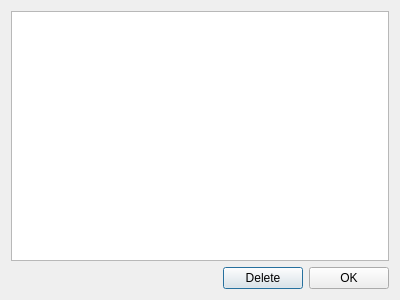
Above: Haushaltsbuch/deletecategorydialog.ui from fschmidt/C--4J before the change. Below: the same form after it.
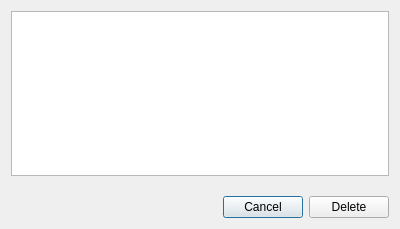
That is the form after the change.

Patch:
```diff
--- a/Haushaltsbuch/deletecategorydialog.ui
+++ b/Haushaltsbuch/deletecategorydialog.ui
@@ -2,12 +2,15 @@
 <ui version="4.0">
  <class>deleteCategoryDialog</class>
  <widget class="QDialog" name="deleteCategoryDialog">
+  <property name="enabled">
+   <bool>true</bool>
+  </property>
   <property name="geometry">
    <rect>
     <x>0</x>
     <y>0</y>
     <width>400</width>
-    <height>300</height>
+    <height>229</height>
    </rect>
   </property>
   <property name="windowTitle">
@@ -15,7 +18,30 @@
   </property>
   <layout class="QVBoxLayout" name="verticalLayout">
    <item>
-    <widget class="QListView" name="listView_Category"/>
+    <widget class="QTableView" name="tableView_Category">
+     <property name="enabled">
+      <bool>true</bool>
+     </property>
+     <property name="selectionMode">
+      <enum>QAbstractItemView::SingleSelection</enum>
+     </property>
+     <property name="selectionBehavior">
+      <enum>QAbstractItemView::SelectRows</enum>
+     </property>
+    </widget>
+   </item>
+   <item>
+    <spacer name="verticalSpacer">
+     <property name="orientation">
+      <enum>Qt::Vertical</enum>
+     </property>
+     <property name="sizeHint" stdset="0">
+      <size>
+       <width>20</width>
+       <height>40</height>
+      </size>
+     </property>
+    </spacer>
    </item>
    <item>
     <widget class="QWidget" name="widget" native="true">
@@ -36,6 +62,13 @@
         </property>
        </spacer>
       </item>
+      <item>
+       <widget class="QPushButton" name="pushButton_Cancel">
+        <property name="text">
+         <string>Cancel</string>
+        </property>
+       </widget>
+      </item>
       <item>
        <widget class="QPushButton" name="pushButton_Delete">
         <property name="text">
@@ -43,13 +76,6 @@
         </property>
        </widget>
       </item>
-      <item>
-       <widget class="QPushButton" name="pushButton_OK">
-        <property name="text">
-         <string>OK</string>
-        </property>
-       </widget>
-      </item>
      </layout>
     </widget>
    </item>
```
Left out of the diff: 6 changed lines with no effect on the pictures.
